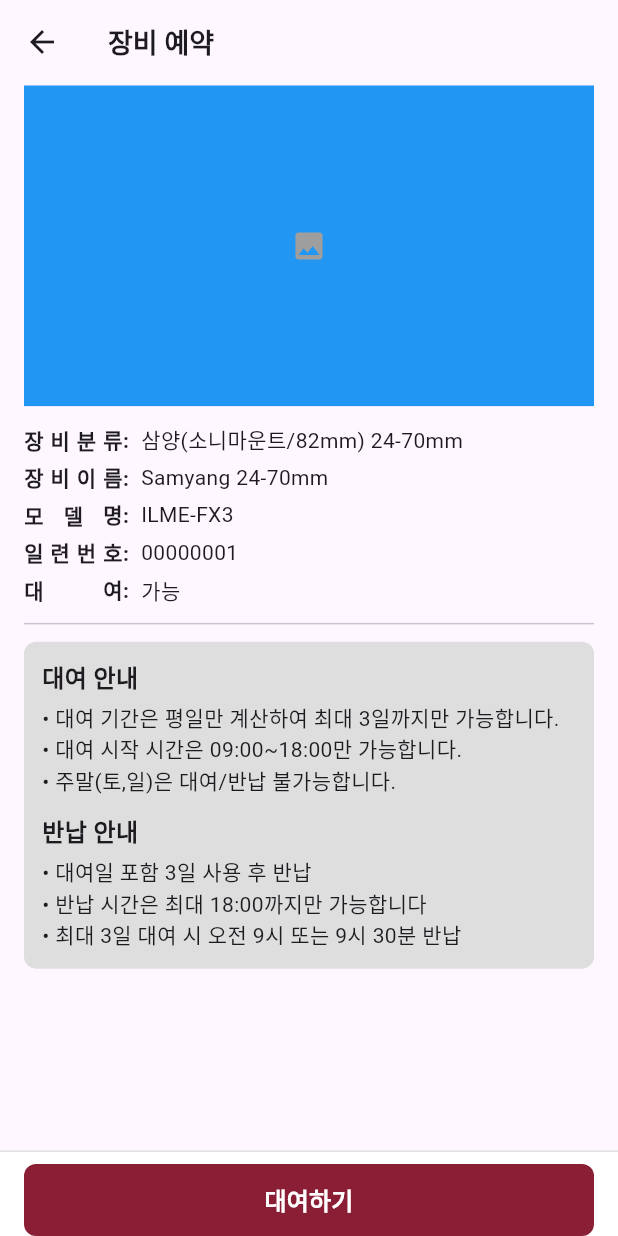
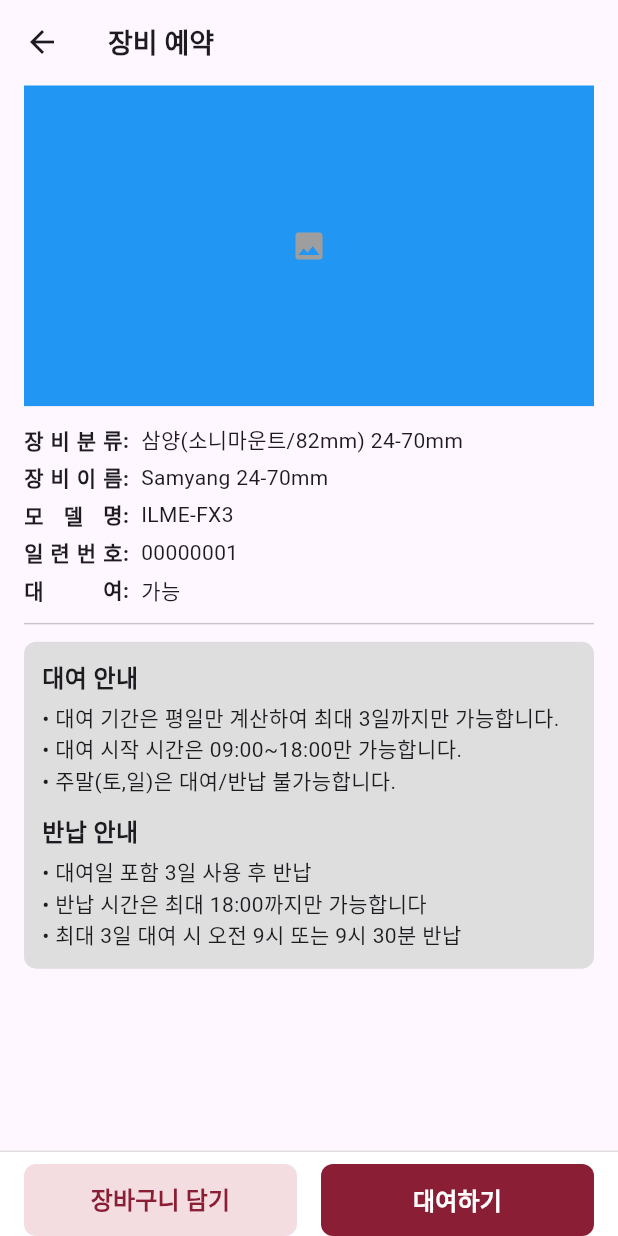
Before and after one commit to dw0124/CEC-App, a Flutter app: the RentalApplyPage screen opened directly, on a phone screen of 412 x 824 dp. Run offline on Flutter 3.47's test engine with Material 3 defaults, Android fonts, the phone set to English and light mode, and no system bars; our stand-ins replace bloc, equatable, flutter_bloc, flutter_dotenv, flutter_secure_storage; accounts and stored records are empty; statements that could not run were skipped.

Commit message:
SpacedLabel - 글자 간격을 지정된 폭에 맞추는 위젯

```diff
--- /dev/null
+++ b/lib/common/widgets/spacedLabel.dart
@@ -0,0 +1,31 @@
+import 'package:flutter/material.dart';
+
+class SpacedLabel extends StatelessWidget {
+  final String text;
+  final double width;
+
+  const SpacedLabel({
+    super.key,
+    required this.text,
+    required this.width,
+  });
+
+  @override
+  Widget build(BuildContext context) {
+    final chars = text.characters.toList();
+    return SizedBox(
+      width: width,
+      child: Row(
+        mainAxisAlignment: MainAxisAlignment.spaceBetween,
+        children: chars.asMap().entries.map((entry) {
+          final i = entry.key;
+          final char = entry.value;
+          return Text(
+            i == chars.length - 1 ? '$char:' : char,
+            style: const TextStyle(fontWeight: FontWeight.w600),
+          );
+        }).toList(),
+      ),
+    );
+  }
+}
--- a/lib/features/rental/rental_apply/view/rental_apply_page.dart
+++ b/lib/features/rental/rental_apply/view/rental_apply_page.dart
@@ -2,6 +2,7 @@ import 'package:flutter/cupertino.dart';
 import 'package:flutter/material.dart';
 import 'package:induk/common/models/equipment.dart';
 import 'package:induk/common/widgets/app_button.dart';
+import 'package:induk/common/widgets/spacedLabel.dart';
 
 class RentalApplyPage extends StatefulWidget {
   RentalApplyPage({super.key});
@@ -46,7 +47,7 @@ class _RentalApplyPageState extends State<RentalApplyPage> {
                 spacing: 8,
                 mainAxisAlignment: MainAxisAlignment.start,
                 children: [
-                  buildLabel(text: '장비분류', width: 70),
+                  SpacedLabel(text: '장비분류', width: 70),
                   Text('삼양(소니마운트/82mm) 24-70mm'),
                 ],
               ),
@@ -54,7 +55,7 @@ class _RentalApplyPageState extends State<RentalApplyPage> {
                 spacing: 8,
                 mainAxisAlignment: MainAxisAlignment.start,
                 children: [
-                  buildLabel(text: '장비이름', width: 70),
+                  SpacedLabel(text: '장비이름', width: 70),
                   Text('Samyang 24-70mm'),
                 ],
               ),
@@ -62,7 +63,7 @@ class _RentalApplyPageState extends State<RentalApplyPage> {
                 spacing: 8,
                 mainAxisAlignment: MainAxisAlignment.start,
                 children: [
-                  buildLabel(text: '모델명', width: 70),
+                  SpacedLabel(text: '모델명', width: 70),
                   Text('ILME-FX3'),
                 ],
               ),
@@ -70,7 +71,7 @@ class _RentalApplyPageState extends State<RentalApplyPage> {
                 spacing: 8,
                 mainAxisAlignment: MainAxisAlignment.start,
                 children: [
-                  buildLabel(text: '일련번호', width: 70),
+                  SpacedLabel(text: '일련번호', width: 70),
                   Text('00000001'),
                 ],
               ),
@@ -78,7 +79,7 @@ class _RentalApplyPageState extends State<RentalApplyPage> {
                 spacing: 8,
                 mainAxisAlignment: MainAxisAlignment.start,
                 children: [
-                  buildLabel(text: '대여', width: 70),
+                  SpacedLabel(text: '대여', width: 70),
                   Text('가능'),
                 ],
               ),
@@ -136,24 +137,24 @@ class _RentalApplyPageState extends State<RentalApplyPage> {
             child: Row(
               spacing: 16,
               children: [
-                // Expanded(
-                //   child: ElevatedButton(
-                //       onPressed: () {},
-                //       style: ElevatedButton.styleFrom(
-                //         fixedSize: Size(double.infinity, buttonHeight),
-                //         foregroundColor: Color(0xFF8A1E35),
-                //         backgroundColor: Color(0xFFF3DDE1),
-                //         elevation: 0,
-                //         shape: RoundedRectangleBorder(
-                //           borderRadius: BorderRadius.circular(8),
-                //         ),
-                //       ),
-                //       child: Text(
-                //           '장바구니 담기',
-                //         style: TextStyle(fontSize: 16, fontWeight: FontWeight.w600),
-                //       ),
-                //   ),
-                // ),
+                Expanded(
+                  child: ElevatedButton(
+                      onPressed: () {},
+                      style: ElevatedButton.styleFrom(
+                        fixedSize: Size(double.infinity, buttonHeight),
+                        foregroundColor: Color(0xFF8A1E35),
+                        backgroundColor: Color(0xFFF3DDE1),
+                        elevation: 0,
+                        shape: RoundedRectangleBorder(
+                          borderRadius: BorderRadius.circular(8),
+                        ),
+                      ),
+                      child: Text(
+                          '장바구니 담기',
+                        style: TextStyle(fontSize: 16, fontWeight: FontWeight.w600),
+                      ),
+                  ),
+                ),
                 Expanded(
                   child: AppButton(text: '대여하기', onPressed: () {
                     _showRentalBottomSheet(context);
@@ -309,24 +310,4 @@ class _RentalApplyPageState extends State<RentalApplyPage> {
       },
     );
   }
-
 }
-
-
-Widget buildLabel({required String text, required double width}) {
-  final chars = text.characters.toList();
-  return SizedBox(
-    width: width,
-    child: Row(
-      mainAxisAlignment: MainAxisAlignment.spaceBetween,
-      children: chars.asMap().entries.map((entry) {
-        final i = entry.key;
-        final char = entry.value;
-        return Text(
-          i == chars.length - 1 ? '$char:' : char,
-          style: TextStyle(fontWeight: FontWeight.w600),
-        );
-      }).toList(),
-    ),
-  );
-}
```
